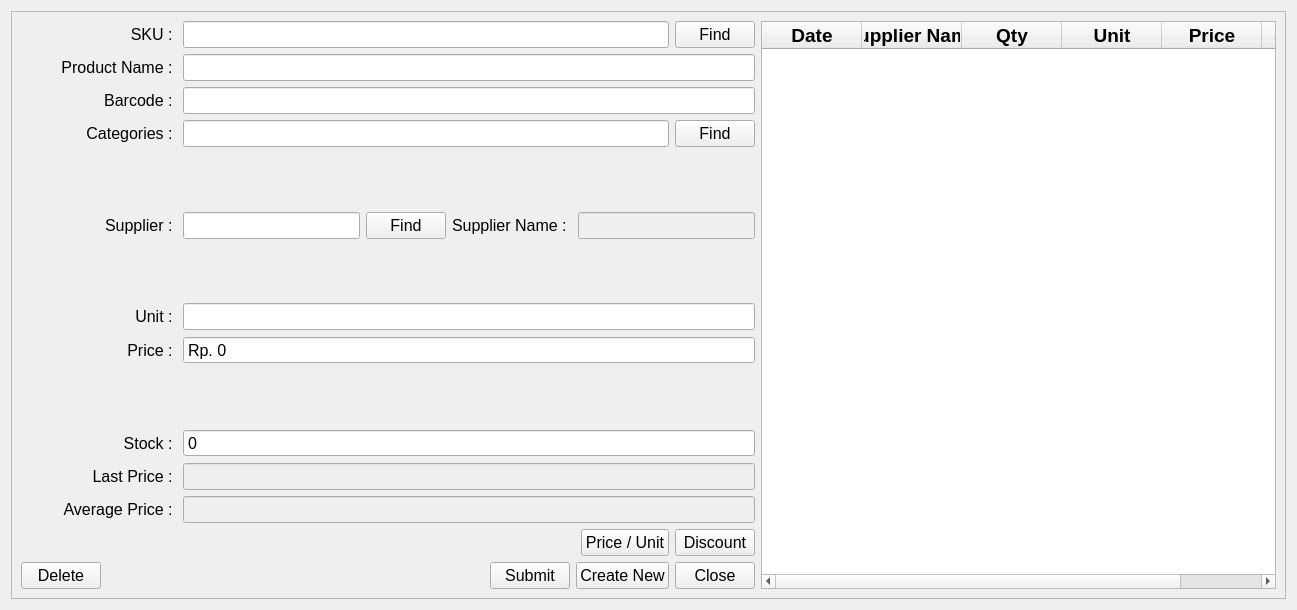
First picture: the form in ui/master_stock.ui, repository michael-halim/pos, before the edit.
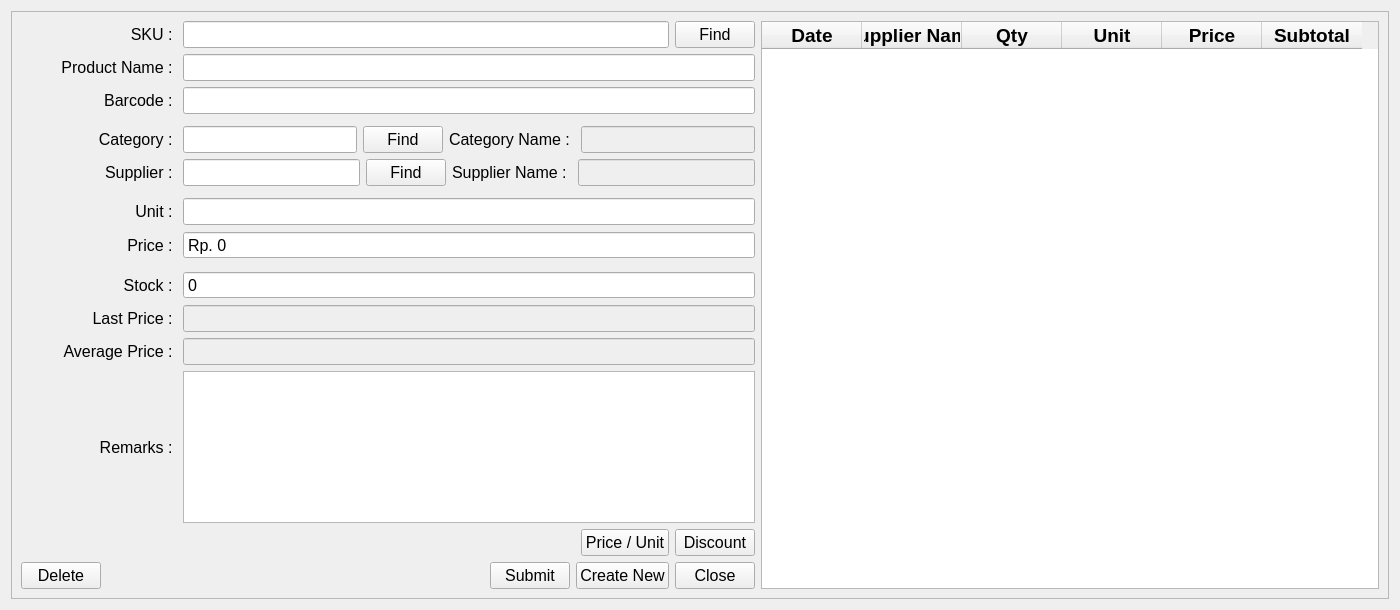
Second picture: the form after the edit.

Commit message: Patch#17: Master Stock Components - Added Basic Feature of Master Stock - Fix Purchasing and Suppliers Dialog Structure - Fix Master Stock UI - Remove Unnecesarry Print Logs - Added Last Price and Average Price in Products - Update seed.py - Fix Create Module Structure

Patch:
```diff
--- a/ui/master_stock.ui
+++ b/ui/master_stock.ui
@@ -6,7 +6,7 @@
    <rect>
     <x>0</x>
     <y>0</y>
-    <width>1297</width>
+    <width>1400</width>
     <height>610</height>
    </rect>
   </property>
@@ -146,52 +146,6 @@
                </layout>
               </item>
               <item row="3" column="1">
-               <layout class="QHBoxLayout" name="horizontalLayout_2">
-                <item>
-                 <widget class="QLabel" name="category_master_stock_label">
-                  <property name="minimumSize">
-                   <size>
-                    <width>150</width>
-                    <height>0</height>
-                   </size>
-                  </property>
-                  <property name="font">
-                   <font>
-                    <pointsize>12</pointsize>
-                   </font>
-                  </property>
-                  <property name="text">
-                   <string>Categories : </string>
-                  </property>
-                  <property name="alignment">
-                   <set>Qt::AlignRight|Qt::AlignTrailing|Qt::AlignVCenter</set>
-                  </property>
-                 </widget>
-                </item>
-                <item>
-                 <widget class="QLineEdit" name="category_master_stock_input">
-                  <property name="font">
-                   <font>
-                    <pointsize>12</pointsize>
-                   </font>
-                  </property>
-                 </widget>
-                </item>
-                <item>
-                 <widget class="QPushButton" name="find_category_master_stock_button">
-                  <property name="font">
-                   <font>
-                    <pointsize>12</pointsize>
-                   </font>
-                  </property>
-                  <property name="text">
-                   <string>Find</string>
-                  </property>
-                 </widget>
-                </item>
-               </layout>
-              </item>
-              <item row="4" column="1">
                <spacer name="verticalSpacer_3">
                 <property name="orientation">
                  <enum>Qt::Vertical</enum>
@@ -383,6 +337,52 @@
                 </property>
                </spacer>
               </item>
+              <item row="10" column="1">
+               <layout class="QHBoxLayout" name="horizontalLayout_9">
+                <item>
+                 <widget class="QLabel" name="stock_master_stock_label">
+                  <property name="minimumSize">
+                   <size>
+                    <width>150</width>
+                    <height>0</height>
+                   </size>
+                  </property>
+                  <property name="font">
+                   <font>
+                    <pointsize>12</pointsize>
+                   </font>
+                  </property>
+                  <property name="text">
+                   <string>Stock : </string>
+                  </property>
+                  <property name="alignment">
+                   <set>Qt::AlignRight|Qt::AlignTrailing|Qt::AlignVCenter</set>
+                  </property>
+                 </widget>
+                </item>
+                <item>
+                 <widget class="QSpinBox" name="stock_master_stock_input">
+                  <property name="sizePolicy">
+                   <sizepolicy hsizetype="Expanding" vsizetype="Fixed">
+                    <horstretch>0</horstretch>
+                    <verstretch>0</verstretch>
+                   </sizepolicy>
+                  </property>
+                  <property name="font">
+                   <font>
+                    <pointsize>12</pointsize>
+                   </font>
+                  </property>
+                  <property name="buttonSymbols">
+                   <enum>QAbstractSpinBox::NoButtons</enum>
+                  </property>
+                  <property name="maximum">
+                   <number>999999999</number>
+                  </property>
+                 </widget>
+                </item>
+               </layout>
+              </item>
               <item row="11" column="1">
                <layout class="QHBoxLayout" name="horizontalLayout_10">
                 <item>
@@ -457,10 +457,10 @@
                 </item>
                </layout>
               </item>
-              <item row="10" column="1">
-               <layout class="QHBoxLayout" name="horizontalLayout_9">
+              <item row="13" column="1">
+               <layout class="QHBoxLayout" name="horizontalLayout_4">
                 <item>
-                 <widget class="QLabel" name="stock_master_stock_label">
+                 <widget class="QLabel" name="remarks_master_stock_label">
                   <property name="minimumSize">
                    <size>
                     <width>150</width>
@@ -473,7 +473,7 @@
                    </font>
                   </property>
                   <property name="text">
-                   <string>Stock : </string>
+                   <string>Remarks : </string>
                   </property>
                   <property name="alignment">
                    <set>Qt::AlignRight|Qt::AlignTrailing|Qt::AlignVCenter</set>
@@ -481,23 +481,75 @@
                  </widget>
                 </item>
                 <item>
-                 <widget class="QSpinBox" name="stock_master_stock_input">
-                  <property name="sizePolicy">
-                   <sizepolicy hsizetype="Expanding" vsizetype="Fixed">
-                    <horstretch>0</horstretch>
-                    <verstretch>0</verstretch>
-                   </sizepolicy>
+                 <widget class="QTextEdit" name="remarks_master_stock_input"/>
+                </item>
+               </layout>
+              </item>
+              <item row="4" column="1">
+               <layout class="QHBoxLayout" name="horizontalLayout_2">
+                <item>
+                 <widget class="QLabel" name="category_master_stock_label">
+                  <property name="minimumSize">
+                   <size>
+                    <width>150</width>
+                    <height>0</height>
+                   </size>
                   </property>
                   <property name="font">
                    <font>
                     <pointsize>12</pointsize>
                    </font>
                   </property>
-                  <property name="buttonSymbols">
-                   <enum>QAbstractSpinBox::NoButtons</enum>
+                  <property name="text">
+                   <string>Category : </string>
                   </property>
-                  <property name="maximum">
-                   <number>999999999</number>
+                  <property name="alignment">
+                   <set>Qt::AlignRight|Qt::AlignTrailing|Qt::AlignVCenter</set>
+                  </property>
+                 </widget>
+                </item>
+                <item>
+                 <widget class="QLineEdit" name="category_master_stock_input">
+                  <property name="font">
+                   <font>
+                    <pointsize>12</pointsize>
+                   </font>
+                  </property>
+                 </widget>
+                </item>
+                <item>
+                 <widget class="QPushButton" name="find_category_master_stock_button">
+                  <property name="font">
+                   <font>
+                    <pointsize>12</pointsize>
+                   </font>
+                  </property>
+                  <property name="text">
+                   <string>Find</string>
+                  </property>
+                 </widget>
+                </item>
+                <item>
+                 <widget class="QLabel" name="category_name_master_stock_label">
+                  <property name="font">
+                   <font>
+                    <pointsize>12</pointsize>
+                   </font>
+                  </property>
+                  <property name="text">
+                   <string>Category Name : </string>
+                  </property>
+                 </widget>
+                </item>
+                <item>
+                 <widget class="QLineEdit" name="category_name_master_stock_input">
+                  <property name="enabled">
+                   <bool>false</bool>
+                  </property>
+                  <property name="font">
+                   <font>
+                    <pointsize>12</pointsize>
+                   </font>
                   </property>
                  </widget>
                 </item>
```
The commit also changes 22 other files.
